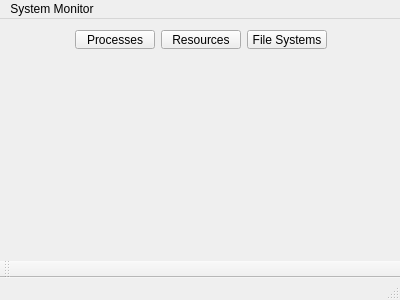
Above: mainwindow.ui from VioletDarkKitty/system-monitor before the change. Below: the same form after it.
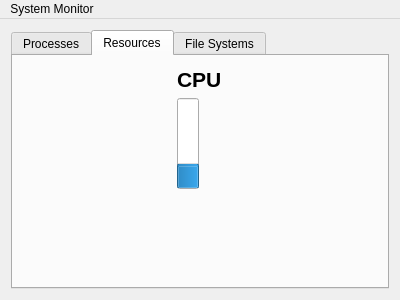
That is the form after the change. The open tabs and pages were chosen to show the change.

Diff of the .ui file:
```diff
--- a/mainwindow.ui
+++ b/mainwindow.ui
@@ -14,75 +14,116 @@
    <string>MainWindow</string>
   </property>
   <widget class="QWidget" name="centralWidget">
-   <widget class="QWidget" name="horizontalLayoutWidget">
-    <property name="geometry">
-     <rect>
-      <x>0</x>
-      <y>0</y>
-      <width>401</width>
-      <height>41</height>
-     </rect>
-    </property>
-    <layout class="QHBoxLayout" name="horizontalLayout">
-     <item>
-      <spacer name="horizontalSpacer">
-       <property name="orientation">
-        <enum>Qt::Horizontal</enum>
-       </property>
-       <property name="sizeHint" stdset="0">
-        <size>
-         <width>40</width>
-         <height>20</height>
-        </size>
-       </property>
-      </spacer>
-     </item>
-     <item>
-      <widget class="QPushButton" name="buttonProcesses">
-       <property name="text">
+   <layout class="QGridLayout" name="gridLayout_3">
+    <item row="0" column="0">
+     <widget class="QTabWidget" name="tabWidgetMain">
+      <property name="enabled">
+       <bool>true</bool>
+      </property>
+      <property name="currentIndex">
+       <number>0</number>
+      </property>
+      <widget class="QWidget" name="tabProcesses">
+       <attribute name="title">
         <string>Processes</string>
-       </property>
+       </attribute>
+       <layout class="QFormLayout" name="formLayout_2">
+        <item row="0" column="0" colspan="2">
+         <widget class="QScrollArea" name="scrollArea">
+          <property name="widgetResizable">
+           <bool>true</bool>
+          </property>
+          <widget class="QWidget" name="scrollAreaWidgetContents">
+           <property name="geometry">
+            <rect>
+             <x>0</x>
+             <y>0</y>
+             <width>358</width>
+             <height>204</height>
+            </rect>
+           </property>
+           <layout class="QGridLayout" name="gridLayout">
+            <item row="0" column="0">
+             <widget class="QTableWidget" name="tableProcesses">
+              <property name="sortingEnabled">
+               <bool>true</bool>
+              </property>
+              <attribute name="horizontalHeaderCascadingSectionResizes">
+               <bool>true</bool>
+              </attribute>
+              <attribute name="horizontalHeaderStretchLastSection">
+               <bool>true</bool>
+              </attribute>
+              <attribute name="verticalHeaderStretchLastSection">
+               <bool>false</bool>
+              </attribute>
+             </widget>
+            </item>
+           </layout>
+          </widget>
+         </widget>
+        </item>
+       </layout>
       </widget>
-     </item>
-     <item>
-      <widget class="QPushButton" name="buttonResources">
-       <property name="text">
+      <widget class="QWidget" name="tabResources">
+       <attribute name="title">
         <string>Resources</string>
-       </property>
+       </attribute>
+       <layout class="QGridLayout" name="gridLayout_2">
+        <item row="0" column="0">
+         <layout class="QVBoxLayout" name="verticalLayout">
+          <item>
+           <widget class="QLabel" name="label">
+            <property name="font">
+             <font>
+              <pointsize>16</pointsize>
+              <weight>75</weight>
+              <bold>true</bold>
+             </font>
+            </property>
+            <property name="text">
+             <string>CPU</string>
+            </property>
+           </widget>
+          </item>
+          <item>
+           <widget class="QProgressBar" name="progressBar">
+            <property name="value">
+             <number>24</number>
+            </property>
+            <property name="orientation">
+             <enum>Qt::Vertical</enum>
+            </property>
+            <property name="invertedAppearance">
+             <bool>false</bool>
+            </property>
+           </widget>
+          </item>
+          <item>
+           <spacer name="verticalSpacer_2">
+            <property name="orientation">
+             <enum>Qt::Vertical</enum>
+            </property>
+            <property name="sizeHint" stdset="0">
+             <size>
+              <width>20</width>
+              <height>40</height>
+             </size>
+            </property>
+           </spacer>
+          </item>
+         </layout>
+        </item>
+       </layout>
       </widget>
-     </item>
-     <item>
-      <widget class="QPushButton" name="buttonFileSystems">
-       <property name="text">
+      <widget class="QWidget" name="tabFileSystems">
+       <attribute name="title">
         <string>File Systems</string>
-       </property>
+       </attribute>
       </widget>
-     </item>
-     <item>
-      <spacer name="horizontalSpacer_2">
-       <property name="orientation">
-        <enum>Qt::Horizontal</enum>
-       </property>
-       <property name="sizeHint" stdset="0">
-        <size>
-         <width>40</width>
-         <height>20</height>
-        </size>
-       </property>
-      </spacer>
-     </item>
-    </layout>
-   </widget>
-   <widget class="QWidget" name="widgetMainData" native="true">
-    <property name="geometry">
-     <rect>
-      <x>0</x>
-      <y>40</y>
-      <width>401</width>
-      <height>211</height>
-     </rect>
-    </property>
-   </widget>
+     </widget>
+    </item>
+   </layout>
   </widget>
   <widget class="QMenuBar" name="menuBar">
    <property name="geometry">
@@ -102,15 +143,6 @@
    </widget>
    <addaction name="menuSystem_Monitor"/>
   </widget>
-  <widget class="QToolBar" name="mainToolBar">
-   <attribute name="toolBarArea">
-    <enum>BottomToolBarArea</enum>
-   </attribute>
-   <attribute name="toolBarBreak">
-    <bool>false</bool>
-   </attribute>
-  </widget>
-  <widget class="QStatusBar" name="statusBar"/>
   <action name="actionAbout">
    <property name="text">
     <string>About</string>
```
Left out of the diff: 2 changed lines with no effect on the pictures.
